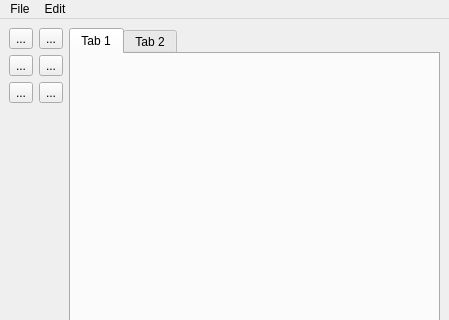
Old version of the form src/mainwindow.ui in the repository ondrej-mach/ICP-projekt; both pictures show x 0 to 449 and y 0 to 320 of the 449 by 524 pixel window.
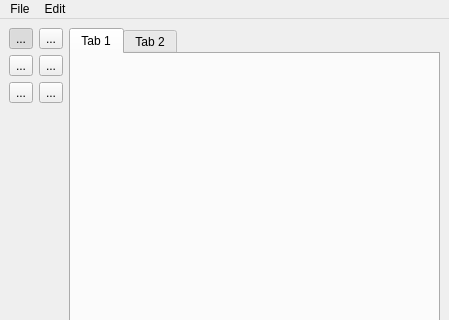
New version of the form. Icons and pictures are not drawn.

Diff of the .ui file:
```diff
--- a/src/mainwindow.ui
+++ b/src/mainwindow.ui
@@ -40,6 +40,15 @@
            <iconset resource="../res/resources.qrc">
             <normaloff>:/icons/mouse.png</normaloff>:/icons/mouse.png</iconset>
           </property>
+          <property name="checkable">
+           <bool>true</bool>
+          </property>
+          <property name="checked">
+           <bool>true</bool>
+          </property>
+          <property name="autoExclusive">
+           <bool>true</bool>
+          </property>
          </widget>
         </item>
         <item row="2" column="2">
```
Left out of the diff: 30 changed lines with no effect on the pictures.
